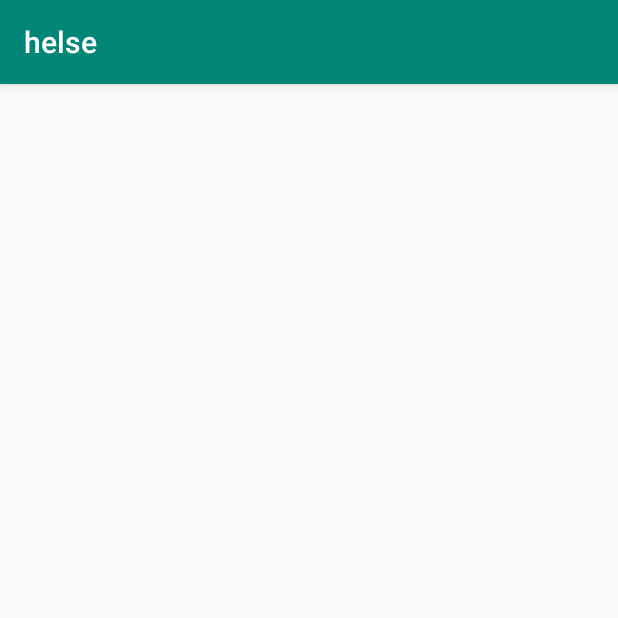
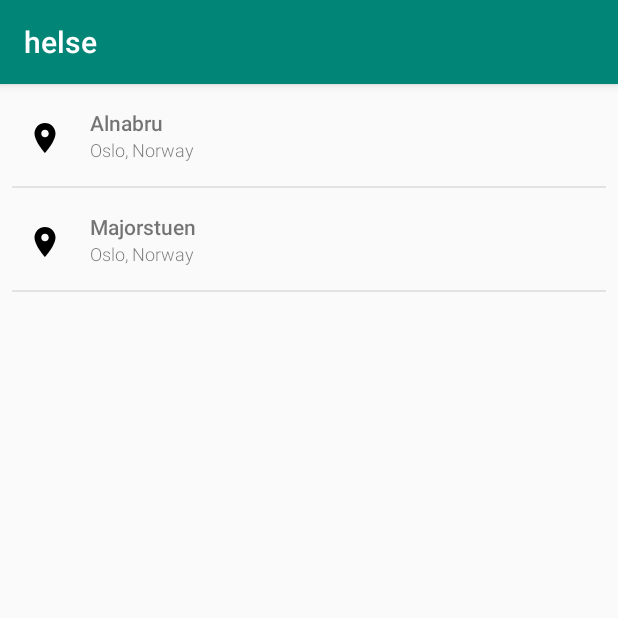
Before and after one commit to robinfroland/klimahelse, an Android app: the LocationListActivity screen opened directly, with no data from a screen before it, on a phone screen of 412 x 824 dp, the top half of it. Run offline under Robolectric (Android 15) with nearby library versions, the phone set to English and light mode, and no system bars; network calls fail.

Commit message:
Implement recyclerview, adapter and display some dummydata

```diff
--- a/app/src/main/java/com/example/helse/airquality/LocationListActivity.kt
+++ b/app/src/main/java/com/example/helse/airquality/LocationListActivity.kt
@@ -2,7 +2,12 @@ package com.example.helse.airquality
 
 import androidx.appcompat.app.AppCompatActivity
 import android.os.Bundle
+import androidx.recyclerview.widget.LinearLayoutManager
+import androidx.recyclerview.widget.RecyclerView
 import com.example.helse.R
+import kotlinx.android.synthetic.main.activity_location_list.*
+import kotlinx.android.synthetic.main.activity_location_list.view.*
+
 
 class LocationListActivity : AppCompatActivity() {
 
@@ -14,5 +19,10 @@ class LocationListActivity : AppCompatActivity() {
 
         locationArray = arrayListOf(AirqualityLocation("Oslo", "Alnabru", "NO0057A"),
             AirqualityLocation("Oslo", "Majorstuen", "NO0057A"))
+
+        recyclerView_locations.layoutManager = LinearLayoutManager(this)
+        recyclerView_locations.adapter = LocationListAdapter(locationArray)
+
+
     }
 }
--- /dev/null
+++ b/app/src/main/java/com/example/helse/airquality/LocationListAdapter.kt
@@ -0,0 +1,33 @@
+package com.example.helse.airquality
+
+import android.view.LayoutInflater
+import android.view.View
+import android.view.ViewGroup
+import androidx.recyclerview.widget.RecyclerView
+import com.example.helse.R
+import kotlinx.android.synthetic.main.location_element.view.*
+
+class LocationListAdapter(private var locations: ArrayList<AirqualityLocation>): RecyclerView.Adapter<ListViewHolder>() {
+
+
+    override fun getItemCount(): Int {
+        return locations.size
+    }
+
+    override fun onCreateViewHolder(parent: ViewGroup, viewType: Int): ListViewHolder {
+        val layoutInflater = LayoutInflater.from(parent.context)
+        val locationRow = layoutInflater.inflate(R.layout.location_element, parent, false)
+        return ListViewHolder(locationRow)
+    }
+
+    override fun onBindViewHolder(holder: ListViewHolder, index: Int) {
+        val location = locations[index].name
+        val superlocation = locations[index].kommune + ", Norway" //TODO: Add to dataclass or not?
+        holder.view.location.text = location
+        holder.view.superlocation.text = superlocation
+    }
+
+}
+
+
+class ListViewHolder(val view: View): RecyclerView.ViewHolder(view)
--- /dev/null
+++ b/app/src/main/res/drawable/ic_location_on_black_24dp.xml
@@ -0,0 +1,9 @@
+<vector xmlns:android="http://schemas.android.com/apk/res/android"
+        android:width="24dp"
+        android:height="24dp"
+        android:viewportWidth="24.0"
+        android:viewportHeight="24.0">
+    <path
+        android:fillColor="#FF000000"
+        android:pathData="M12,2C8.13,2 5,5.13 5,9c0,5.25 7,13 7,13s7,-7.75 7,-13c0,-3.87 -3.13,-7 -7,-7zM12,11.5c-1.38,0 -2.5,-1.12 -2.5,-2.5s1.12,-2.5 2.5,-2.5 2.5,1.12 2.5,2.5 -1.12,2.5 -2.5,2.5z"/>
+</vector>
--- a/app/src/main/res/layout/activity_location_list.xml
+++ b/app/src/main/res/layout/activity_location_list.xml
@@ -1,9 +1,13 @@
 <?xml version="1.0" encoding="utf-8"?>
 <androidx.constraintlayout.widget.ConstraintLayout xmlns:android="http://schemas.android.com/apk/res/android"
-    xmlns:app="http://schemas.android.com/apk/res-auto"
-    xmlns:tools="http://schemas.android.com/tools"
     android:layout_width="match_parent"
-    android:layout_height="match_parent"
-    tools:context=".airquality.LocationListActivity">
+    android:layout_height="match_parent">
+
+    <androidx.recyclerview.widget.RecyclerView
+        android:id="@+id/recyclerView_locations"
+        android:layout_width="match_parent"
+        android:layout_height="match_parent">
+
+    </androidx.recyclerview.widget.RecyclerView>
 
 </androidx.constraintlayout.widget.ConstraintLayout>
--- /dev/null
+++ b/app/src/main/res/layout/location_element.xml
@@ -0,0 +1,54 @@
+<?xml version="1.0" encoding="utf-8"?>
+<androidx.constraintlayout.widget.ConstraintLayout xmlns:android="http://schemas.android.com/apk/res/android"
+    xmlns:app="http://schemas.android.com/apk/res-auto"
+    xmlns:tools="http://schemas.android.com/tools"
+    android:layout_width="match_parent"
+    android:layout_height="wrap_content">
+
+    <ImageView
+        android:id="@+id/locationIcon"
+        android:layout_width="44dp"
+        android:layout_height="24dp"
+        android:layout_marginStart="8dp"
+        android:layout_marginTop="24dp"
+        app:layout_constraintStart_toStartOf="parent"
+        app:layout_constraintTop_toTopOf="parent"
+        app:srcCompat="@drawable/ic_location_on_black_24dp" />
+
+    <TextView
+        android:id="@+id/location"
+        android:layout_width="0dp"
+        android:layout_height="wrap_content"
+        android:layout_marginStart="8dp"
+        android:layout_marginTop="16dp"
+        android:layout_marginEnd="8dp"
+        android:fontFamily="sans-serif-medium"
+        android:text="@string/location"
+        app:layout_constraintEnd_toEndOf="parent"
+        app:layout_constraintStart_toEndOf="@+id/locationIcon"
+        app:layout_constraintTop_toTopOf="parent" />
+
+    <TextView
+        android:id="@+id/superlocation"
+        android:layout_width="0dp"
+        android:layout_height="wrap_content"
+        android:layout_marginEnd="8dp"
+        android:fontFamily="sans-serif-light"
+        android:text="@string/superlocation"
+        android:textSize="12sp"
+        app:layout_constraintEnd_toEndOf="parent"
+        app:layout_constraintStart_toStartOf="@+id/location"
+        app:layout_constraintTop_toBottomOf="@+id/location" />
+
+    <View
+        android:layout_width="fill_parent"
+        android:layout_height="1dp"
+        android:layout_marginStart="8dp"
+        android:layout_marginTop="16dp"
+        android:layout_marginEnd="8dp"
+        android:background="#E3E3E3"
+        app:layout_constraintEnd_toEndOf="parent"
+        app:layout_constraintStart_toStartOf="parent"
+        app:layout_constraintTop_toBottomOf="@+id/superlocation" />
+
+</androidx.constraintlayout.widget.ConstraintLayout>
--- a/app/src/main/res/values/strings.xml
+++ b/app/src/main/res/values/strings.xml
@@ -1,11 +1,11 @@
 <resources>
     <string name="app_name">helse</string>
-    <string name="location_text">Luftkvalitet for %1$s :</string>
+    <string name="location_text">Luftkvalitet for %1$s, %2$s:</string>
     <string name="o3">03: %.0f</string>
     <string name="pm10">pm10: %.0f</string>
     <string name="pm25">pm25: %.0f</string>
     <string name="no2">no2: %.0f</string>
 
-    <!-- TODO: Remove or change this placeholder text -->
-    <string name="hello_blank_fragment">Hello blank fragment</string>
+    <string name="location">%1$s</string>
+    <string name="superlocation">%1$s, %2$s</string>
 </resources>
```
Also changed, not shown: app/src/main/java/com/example/helse/airquality/AirqualityActivity.kt (+7 -2 lines), app/src/main/res/drawable/ic_my_location_black_24dp.xml (added, +9 -0 lines), app/src/main/res/layout/activity_airquality.xml (+19 -21 lines).
